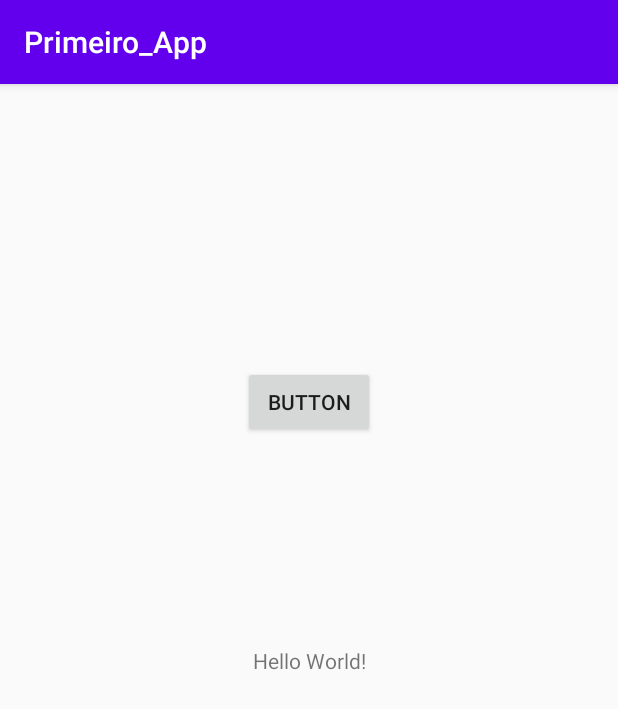
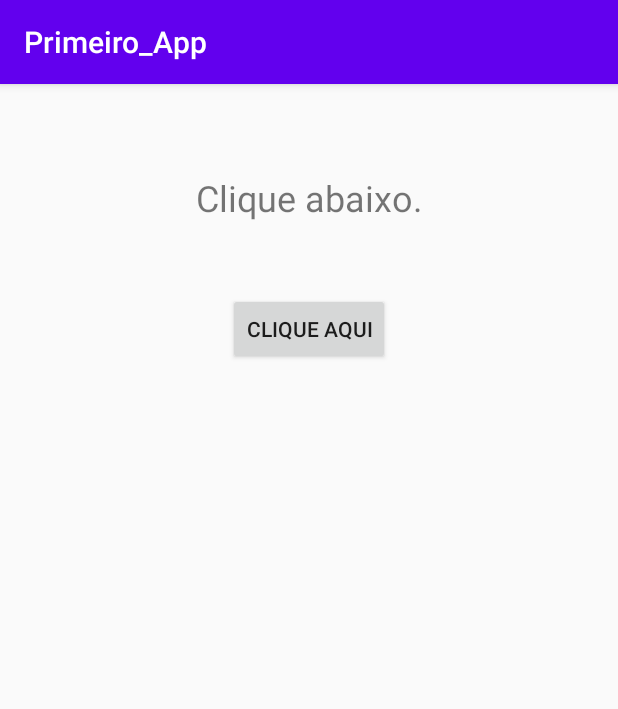
Before and after one commit to Capitaoneo3/Primeiro_App, an Android app: the screen it shows after launch (MainActivity), on a phone screen of 412 x 824 dp. Shown: the top 709 px of the screen. Run offline under Robolectric (Android 15) with nearby library versions, the phone set to English and light mode, and no system bars.

Commit message:
finalização

```diff
--- a/Primeiro_App/app/src/main/java/com/example/primeiro_app/MainActivity.java
+++ b/Primeiro_App/app/src/main/java/com/example/primeiro_app/MainActivity.java
@@ -3,6 +3,8 @@ package com.example.primeiro_app;
 import androidx.appcompat.app.AppCompatActivity;
 
 import android.os.Bundle;
+import android.view.View;
+import android.widget.TextView;
 
 public class MainActivity extends AppCompatActivity {
 
@@ -11,4 +13,10 @@ public class MainActivity extends AppCompatActivity {
         super.onCreate(savedInstanceState);
         setContentView(R.layout.activity_main);
     }
+
+    public void alterarTexto(View view){
+
+        TextView texto = findViewById(R.id.textoExibicao);
+        texto.setText("João Gabriel");
+    }
 }
--- a/Primeiro_App/app/src/main/res/layout/activity_main.xml
+++ b/Primeiro_App/app/src/main/res/layout/activity_main.xml
@@ -7,23 +7,24 @@
     tools:context=".MainActivity">
 
     <TextView
-        android:id="@+id/textView"
+        android:id="@+id/textoExibicao"
         android:layout_width="wrap_content"
         android:layout_height="wrap_content"
-        android:text="Hello World!"
-        app:layout_constraintBottom_toBottomOf="parent"
-        app:layout_constraintLeft_toLeftOf="parent"
-        app:layout_constraintRight_toRightOf="parent"
+        android:layout_marginTop="59dp"
+        android:text="Clique abaixo."
+        android:textSize="24sp"
+        app:layout_constraintEnd_toEndOf="parent"
+        app:layout_constraintStart_toStartOf="parent"
         app:layout_constraintTop_toTopOf="parent" />
 
     <Button
         android:id="@+id/button"
         android:layout_width="wrap_content"
         android:layout_height="wrap_content"
-        android:layout_marginTop="188dp"
-        android:text="Button"
-        app:layout_constraintEnd_toEndOf="parent"
-        app:layout_constraintStart_toStartOf="parent"
-        app:layout_constraintTop_toTopOf="parent" />
-
+        android:layout_marginStart="21dp"
+        android:layout_marginTop="47dp"
+        android:onClick="alterarTexto"
+        android:text="Clique aqui"
+        app:layout_constraintStart_toStartOf="@+id/textoExibicao"
+        app:layout_constraintTop_toBottomOf="@+id/textoExibicao" />
 </androidx.constraintlayout.widget.ConstraintLayout>
--- a/Primeiro_App/app/src/main/res/values/strings.xml
+++ b/Primeiro_App/app/src/main/res/values/strings.xml
@@ -1,3 +1,4 @@
 <resources>
     <string name="app_name">Primeiro_App</string>
+    <string name="button">Button</string>
 </resources>
```
